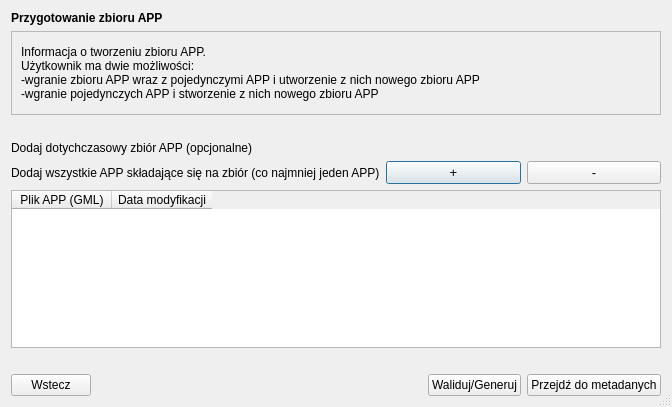
This is modules/app/views/ui/zbior_przygotowanie_dialog_base.ui in envirosolutionspl/wtyczka_qgis_app as Qt 5 draws it before an edit. The edited form follows.
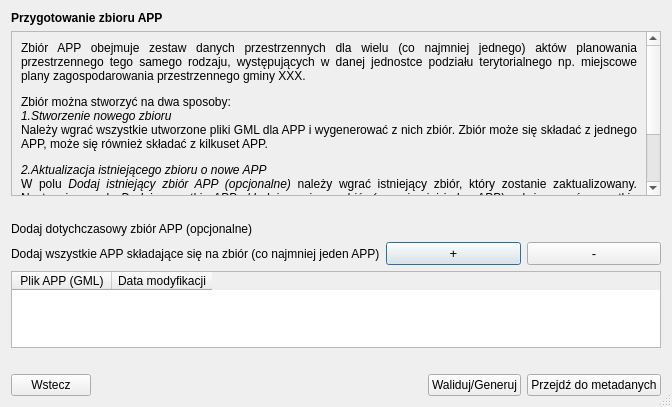
This is the edited form. Custom widgets are drawn as their Qt base class.

Diff of the .ui file:
```diff
--- a/modules/app/views/ui/zbior_przygotowanie_dialog_base.ui
+++ b/modules/app/views/ui/zbior_przygotowanie_dialog_base.ui
@@ -48,8 +48,8 @@
          <rect>
           <x>0</x>
           <y>0</y>
-          <width>656</width>
-          <height>72</height>
+          <width>643</width>
+          <height>118</height>
          </rect>
         </property>
         <layout class="QGridLayout" name="gridLayout">
@@ -67,7 +67,7 @@
             </font>
            </property>
            <property name="text">
-            <string>&lt;html&gt;&lt;head/&gt;&lt;body&gt;&lt;p&gt;Informacja o tworzeniu zbioru APP. &lt;br/&gt;Użytkownik ma dwie możliwości:&lt;br/&gt;-wgranie zbioru APP wraz z pojedynczymi APP i utworzenie z nich nowego zbioru APP&lt;br/&gt;-wgranie pojedynczych APP i stworzenie z nich nowego zbioru APP&lt;/p&gt;&lt;/body&gt;&lt;/html&gt;</string>
+            <string>&lt;html&gt;&lt;head/&gt;&lt;body&gt;&lt;p&gt;&lt;a name=&quot;_Hlk44677223&quot;/&gt;Zbiór APP obejmuje zestaw danych przestrzennych dla wielu (co najmniej jednego) aktów planowania przestrzennego tego samego rodzaju, występujących w danej jednostce podziału terytorialnego np. miejscowe plany zagospodarowania przestrzennego gminy XXX. &lt;/p&gt;&lt;p&gt;Zbiór można stworzyć na dwa sposoby: &lt;br/&gt;&lt;span style=&quot; font-style:italic;&quot;&gt;1.&lt;/span&gt;&lt;span style=&quot; font-family:'Times New Roman'; font-size:7pt;&quot;/&gt;&lt;span style=&quot; font-style:italic;&quot;&gt;Stworzenie nowego zbioru&lt;/span&gt;&lt;br/&gt;Należy wgrać wszystkie utworzone pliki GML dla APP i wygenerować z nich zbiór. Zbiór może się składać z jednego APP, może się również składać z kilkuset APP. &lt;/p&gt;&lt;p&gt;&lt;span style=&quot; font-style:italic;&quot;&gt;2.&lt;/span&gt;&lt;span style=&quot; font-family:'Times New Roman'; font-size:7pt;&quot;/&gt;&lt;span style=&quot; font-style:italic;&quot;&gt;Aktualizacja istniejącego zbioru o nowe APP&lt;/span&gt;&lt;br/&gt;W polu &lt;span style=&quot; font-style:italic;&quot;&gt;Dodaj istniejący zbiór APP (opcjonalne) &lt;/span&gt;należy wgrać istniejący zbiór, który zostanie zaktualizowany. Następnie w polu &lt;span style=&quot; font-style:italic;&quot;&gt;Dodaj wszystkie APP składające się na zbiór (co najmniej jeden APP)&lt;/span&gt; należy wgrać wszystkie APP, które będą dołączone do już istniejącego zbioru. &lt;/p&gt;&lt;p&gt;Należy pamiętać, że granice APP nie mogą się pokrywać (na jednym obszarze nie mogą obowiązywać dwa akty tego samego typu). W sytuacji, kiedy granice APP będą na siebie nachodzić, niezbędna będzie poprawa geometrii obiektów znajdujących się w zbiorze. &lt;/p&gt;&lt;/body&gt;&lt;/html&gt;</string>
            </property>
            <property name="textFormat">
             <enum>Qt::AutoText</enum>
```
